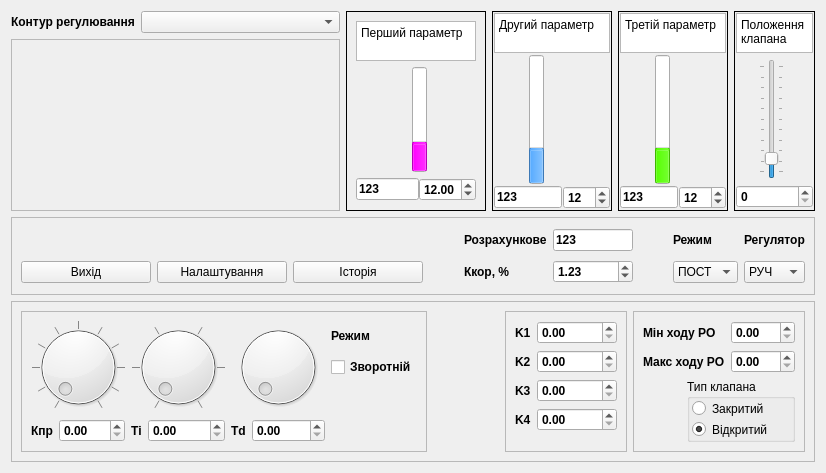
vanessaorgua/lib, file panelReg/panelReg.ui: the form before one commit.
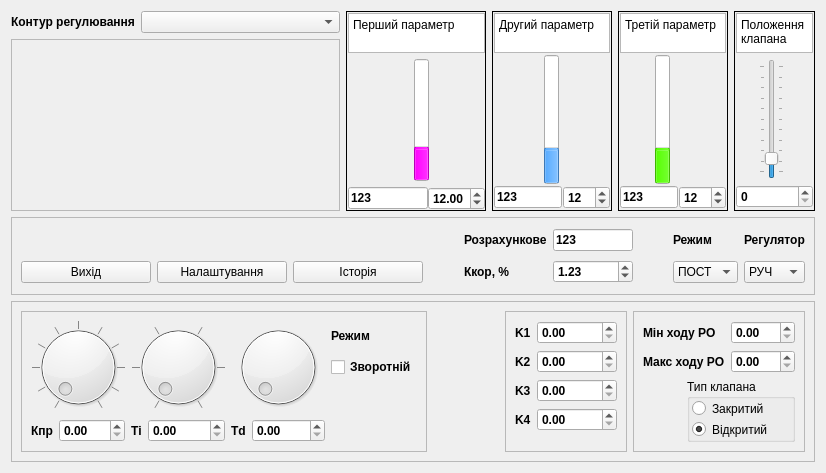
The form after the commit. Icons and pictures are not drawn. Custom widgets are drawn as their Qt base class.

Commit message: Це стосується линовицького заводу. Правив багато....

What changed in the file:
```diff
--- a/panelReg/panelReg.ui
+++ b/panelReg/panelReg.ui
@@ -61,6 +61,18 @@
       <enum>QFrame::Plain</enum>
      </property>
      <layout class="QGridLayout" name="gridLayout_2">
+      <property name="leftMargin">
+       <number>1</number>
+      </property>
+      <property name="topMargin">
+       <number>1</number>
+      </property>
+      <property name="rightMargin">
+       <number>0</number>
+      </property>
+      <property name="bottomMargin">
+       <number>0</number>
+      </property>
       <item row="0" column="0" colspan="5">
        <widget class="QTextEdit" name="Value_1">
         <property name="sizePolicy">
@@ -1466,7 +1478,7 @@
       <property name="margin">
        <number>1</number>
       </property>
-      <item row="0" column="0" colspan="5">
+      <item row="0" column="0" colspan="7">
        <widget class="QTextEdit" name="Value_2">
         <property name="sizePolicy">
          <sizepolicy hsizetype="Expanding" vsizetype="Fixed">
@@ -1501,7 +1513,7 @@
         </property>
        </widget>
       </item>
-      <item row="1" column="4" rowspan="2">
+      <item row="1" column="6" rowspan="2">
        <spacer name="horizontalSpacer_20">
         <property name="orientation">
          <enum>Qt::Horizontal</enum>
@@ -1517,7 +1529,7 @@
         </property>
        </spacer>
       </item>
-      <item row="4" column="0" colspan="5">
+      <item row="4" column="0" colspan="7">
        <widget class="QFrame" name="frame_5">
         <property name="frameShape">
          <enum>QFrame::NoFrame</enum>
@@ -1585,7 +1597,7 @@
         </layout>
        </widget>
       </item>
-      <item row="1" column="3" rowspan="2">
+      <item row="1" column="5" rowspan="2">
        <widget class="QSlider" name="vsSP_2">
         <property name="whatsThis">
          <string>Завдання на другий параметер</string>
@@ -1634,7 +1646,7 @@
         </property>
        </widget>
       </item>
-      <item row="1" column="1" rowspan="2">
+      <item row="1" column="3" rowspan="2">
        <widget class="QProgressBar" name="pbPV_2">
         <property name="maximumSize">
          <size>
@@ -1699,7 +1711,23 @@
         </property>
        </widget>
       </item>
-      <item row="1" column="0">
+      <item row="1" column="1">
+       <spacer name="horizontalSpacer">
+        <property name="orientation">
+         <enum>Qt::Horizontal</enum>
+        </property>
+        <property name="sizeType">
+         <enum>QSizePolicy::Minimum</enum>
+        </property>
+        <property name="sizeHint" stdset="0">
+         <size>
+          <width>15</width>
+          <height>20</height>
+         </size>
+        </property>
+       </spacer>
+      </item>
+      <item row="1" column="2">
        <widget class="Scale" name="scalePV_2" native="true">
         <property name="sizePolicy">
          <sizepolicy hsizetype="Fixed" vsizetype="Expanding">
```
